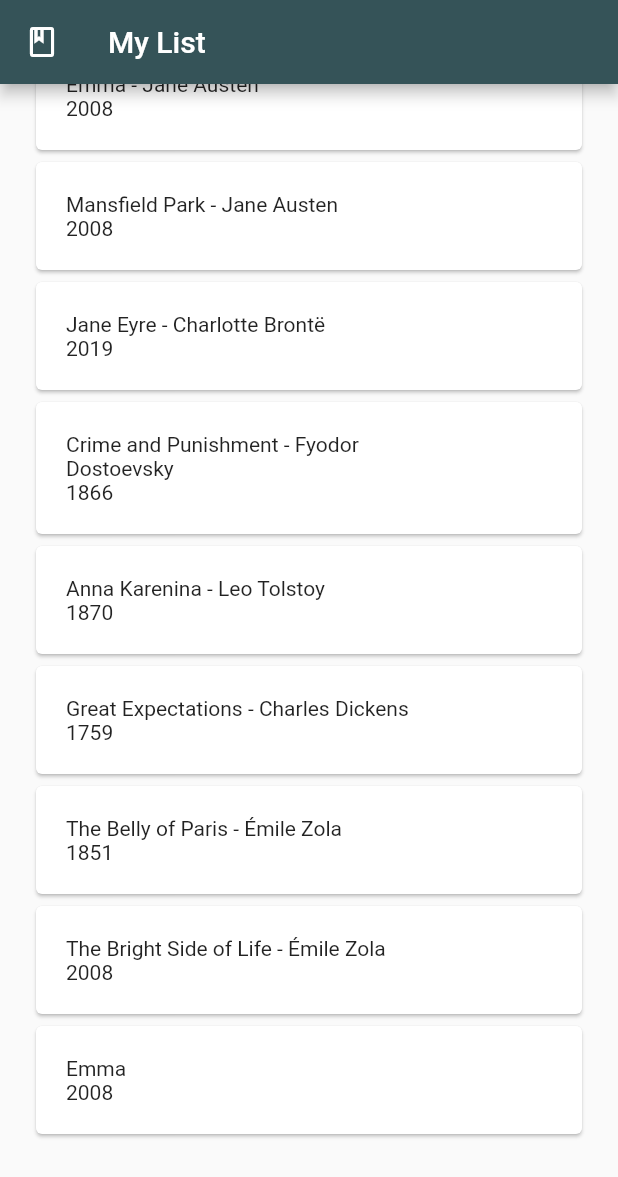
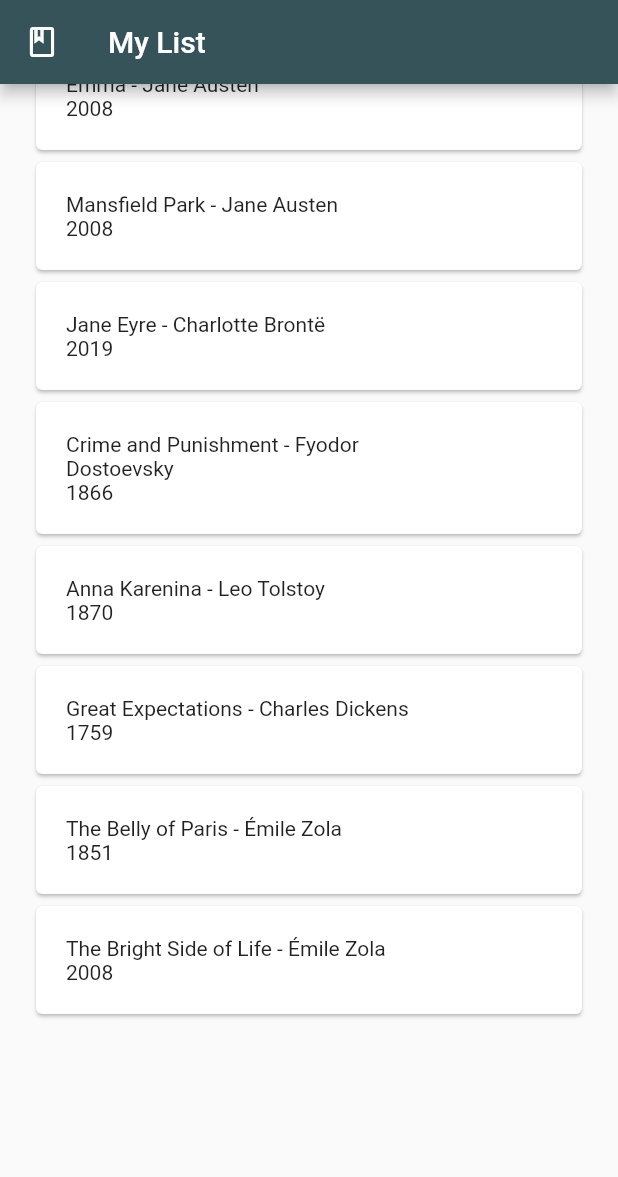
Before and after one commit to mhakantekbas/BookBud, a Flutter app: the MyListPage screen opened by its route, scrolled down 52 dp, on a phone screen of 412 x 824 dp. Shown: the top 1177 px of the screen. Run offline on Flutter 3.47's test engine with Material 2 defaults, Android fonts, the phone set to English and light mode, and no system bars; our stand-ins replace dio, firebase_auth, firebase_core, get, google_fonts, google_sign_in and 1 more; accounts and stored records are empty; network calls fail.

Commit message:
google hotfix

```diff
--- a/lib/pages/MyListPage.dart
+++ b/lib/pages/MyListPage.dart
@@ -1,10 +1,12 @@
 import 'package:flutter/cupertino.dart';
 import 'package:flutter/material.dart';
+import 'package:term_project/widgets/firebase_services.dart';
 
 import '../services/dummydata.dart';
 
 class MyListPage extends StatelessWidget {
   static const routeName = '/my-list-page';
+
   @override
   Widget build(BuildContext context) {
     return Scaffold(
@@ -17,7 +19,7 @@ class MyListPage extends StatelessWidget {
         mainAxisAlignment: MainAxisAlignment.start,
         children: [
           SizedBox(
-            height: MediaQuery.of(context).size.height - 100,
+            height: MediaQuery.of(context).size.height - 200,
             child: ListView.builder(
               shrinkWrap: true,
               padding: EdgeInsets.all(20),
```
